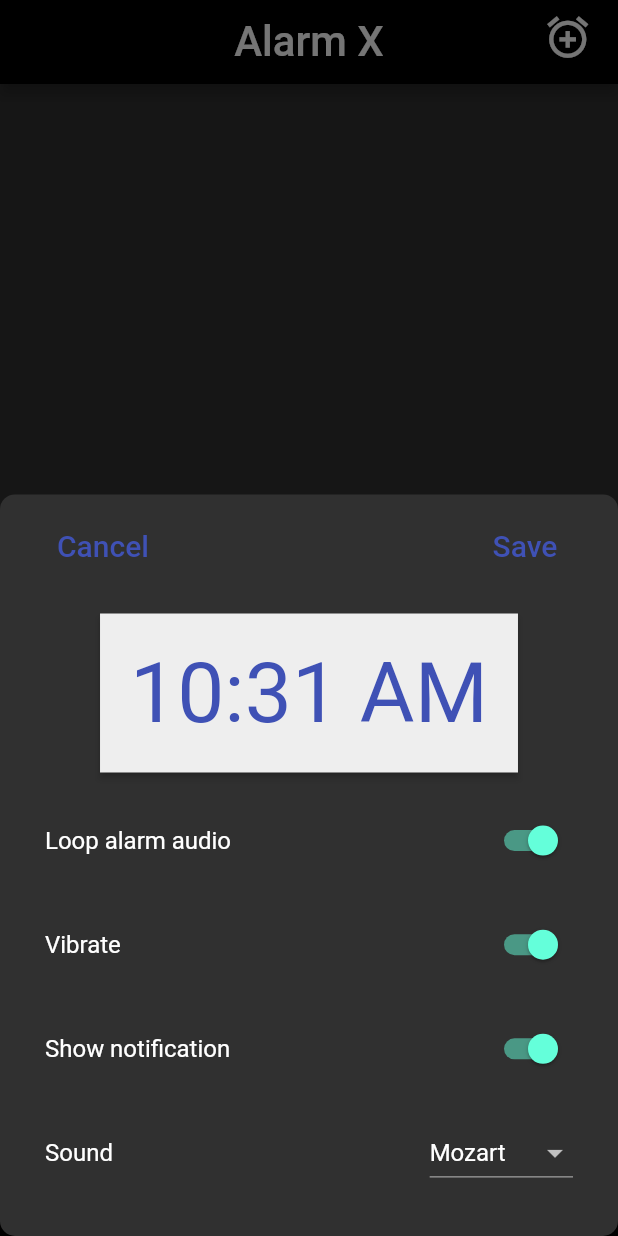
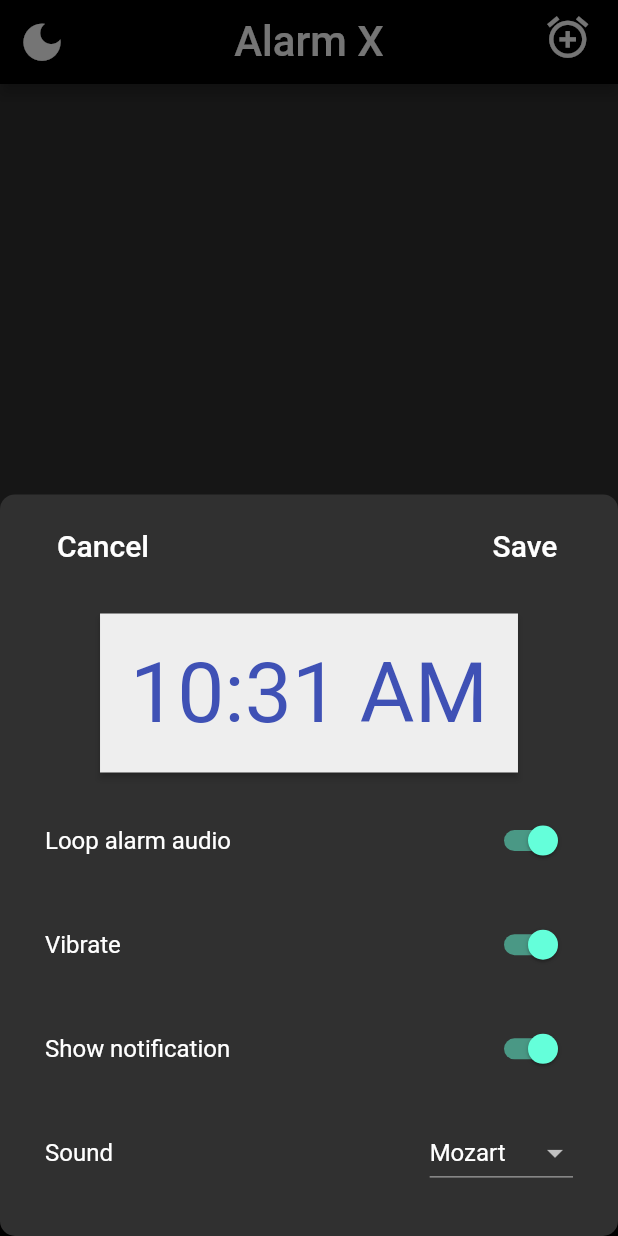
Before and after one commit to manoj1749/alarm_x, a Flutter app: the screen it shows after launch, after a tap on "Continue", after a tap on the "alarm add" icon, on a phone screen of 412 x 824 dp. Run offline on Flutter 3.47's test engine with Material 2 defaults, Android fonts, the phone set to English and light mode, and no system bars; our stand-ins replace adaptive_dialog, adaptive_theme, flutter_local_notifications, shared_preferences; missing offline and left inert: alarm, sa_v1_migration; statements that could not run were skipped.

Commit message:
minor ui and dark mode fixes

```diff
--- a/lib/screens/edit_alarm.dart
+++ b/lib/screens/edit_alarm.dart
@@ -1,5 +1,6 @@
 import 'dart:math';
 
+import 'package:adaptive_theme/adaptive_theme.dart';
 import 'package:alarm/alarm.dart';
 import 'package:flutter/material.dart';
 
@@ -128,6 +129,7 @@ class _ExampleAlarmEditScreenState extends State<ExampleAlarmEditScreen> {
 
   @override
   Widget build(BuildContext context) {
+    String mode = (AdaptiveTheme.of(context).mode).toString().substring(18);
     return Padding(
       padding: const EdgeInsets.symmetric(vertical: 10, horizontal: 30),
       child: Column(
@@ -140,20 +142,18 @@ class _ExampleAlarmEditScreenState extends State<ExampleAlarmEditScreen> {
                 onPressed: () => Navigator.pop(context, false),
                 child: Text(
                   "Cancel",
-                  style: Theme.of(context)
-                      .textTheme
-                      .titleLarge!
-                      .copyWith(color: Colors.indigo),
+                  style: Theme.of(context).textTheme.titleLarge!.copyWith(
+                        color: (mode == 'dark') ? Colors.white : Colors.black,
+                      ),
                 ),
               ),
               TextButton(
                 onPressed: saveAlarm,
                 child: Text(
                   "Save",
-                  style: Theme.of(context)
-                      .textTheme
-                      .titleLarge!
-                      .copyWith(color: Colors.indigo),
+                  style: Theme.of(context).textTheme.titleLarge!.copyWith(
+                        color: (mode == 'dark') ? Colors.white : Colors.black,
+                      ),
                 ),
               ),
             ],
```
Also changed, not shown: lib/screens/home.dart (+28 -3 lines).
